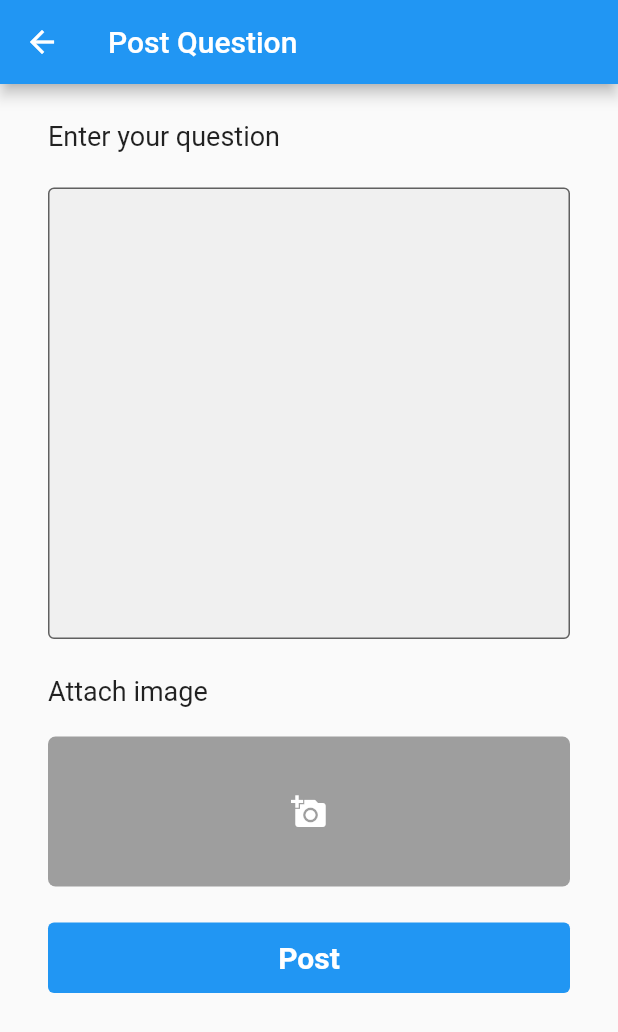
After one commit to pasinduj97/git-explorer, a Flutter app: the AddQuestionScreen screen opened directly, on a phone screen of 412 x 824 dp. The commit adds this screen. Shown: the top 1032 px of the screen. Run offline on Flutter 3.47's test engine with Material 2 defaults, Android fonts, the phone set to English and light mode, and no system bars; our stand-ins replace cloud_firestore, firebase_auth, firebase_core, flutter_svg, image_picker, modal_progress_hud; missing offline and left inert: username_gen; accounts and stored records are empty; project files that could hold a hidden picture were left out.

Commit message:
forum init

```diff
--- /dev/null
+++ b/lib/components/forumComponents/text_field_input.dart
@@ -0,0 +1,32 @@
+import 'package:flutter/material.dart';
+
+class TextFieldInput extends StatelessWidget {
+  final TextEditingController textEditingController;
+  final bool isPass;
+  final TextInputType textInputType;
+  final int maxLines;
+  const TextFieldInput({
+    Key? key,
+    required this.textEditingController,
+    this.isPass = false,
+    required this.textInputType,
+    required this.maxLines
+  }) : super(key: key);
+
+  @override
+  Widget build(BuildContext context) {
+
+
+    return TextField(
+      controller: textEditingController,
+      maxLines: maxLines,
+      decoration: const InputDecoration(
+        filled: true,
+        contentPadding: EdgeInsets.all(8),
+        border: OutlineInputBorder(),
+      ),
+      keyboardType: textInputType,
+      obscureText: isPass,
+    );
+  }
+}
--- a/lib/main.dart
+++ b/lib/main.dart
@@ -1,6 +1,7 @@
 import 'package:firebase_core/firebase_core.dart';
 import 'package:flutter/material.dart';
 import 'package:git_explorer/screens/auth/login.dart';
+import 'package:git_explorer/screens/forums/forum.dart';
 
 void main() async {
   WidgetsFlutterBinding.ensureInitialized();
@@ -15,6 +16,7 @@ class MyApp extends StatelessWidget {
   @override
   Widget build(BuildContext context) {
     return MaterialApp(
+      debugShowCheckedModeBanner: false,
       title: 'Flutter Demo',
       theme: ThemeData(
         // This is the theme of your application.
--- /dev/null
+++ b/lib/screens/forums/add_question.dart
@@ -0,0 +1,224 @@
+import 'dart:typed_data';
+import 'package:flutter/material.dart';
+import 'package:image_picker/image_picker.dart';
+import '../../components/forumComponents/text_field_input.dart';
+
+class AddQuestionScreen extends StatefulWidget {
+  const AddQuestionScreen({Key? key}) : super(key: key);
+
+  @override
+  _AddQuestionScreen createState() => _AddQuestionScreen();
+}
+
+class _AddQuestionScreen extends State<AddQuestionScreen> {
+  final TextEditingController _usernameController = TextEditingController();
+  final TextEditingController _emailController = TextEditingController();
+  final TextEditingController _passwordController = TextEditingController();
+  final TextEditingController _bioController = TextEditingController();
+  bool _isLoading = false;
+  Uint8List? _image;
+
+  @override
+  void dispose() {
+    super.dispose();
+    _emailController.dispose();
+    _passwordController.dispose();
+    _usernameController.dispose();
+  }
+
+  // void signUpUser() async {
+  //   // set loading to true
+  //   setState(() {
+  //     _isLoading = true;
+  //   });
+  //
+  //   // signup user using our authmethodds
+  //   String res = await AuthMethods().signUpUser(
+  //       email: _emailController.text,
+  //       password: _passwordController.text,
+  //       username: _usernameController.text,
+  //       bio: _bioController.text,
+  //       file: _image!);
+  //   // if string returned is sucess, user has been created
+  //   if (res == "success") {
+  //     setState(() {
+  //       _isLoading = false;
+  //     });
+  //     // navigate to the home screen
+  //     Navigator.of(context).pushReplacement(
+  //       MaterialPageRoute(
+  //         builder: (context) => const ResponsiveLayout(
+  //           mobileScreenLayout: MobileScreenLayout(),
+  //           webScreenLayout: WebScreenLayout(),
+  //         ),
+  //       ),
+  //     );
+  //   } else {
+  //     setState(() {
+  //       _isLoading = false;
+  //     });
+  //     // show the error
+  //     showSnackBar(context, res);
+  //   }
+  // }
+
+  pickImage(ImageSource source) async {
+    final ImagePicker _imagePicker = ImagePicker();
+    XFile? _file = await _imagePicker.pickImage(source: source);
+    if (_file != null) {
+      return await _file.readAsBytes();
+    }
+    print('No Image Selected');
+  }
+
+  selectImage() async {
+    Uint8List im = await pickImage(ImageSource.gallery);
+    // set state because we need to display the image we selected on the circle avatar
+    setState(() {
+      _image = im;
+    });
+  }
+
+  @override
+  Widget build(BuildContext context) {
+    return Scaffold(
+      appBar: AppBar(
+        title: Text('Post Question'),
+      ),
+      resizeToAvoidBottomInset: false,
+      body: SafeArea(
+        child: Container(
+          padding: const EdgeInsets.symmetric(horizontal: 32),
+          width: double.infinity,
+          child: Column(
+            crossAxisAlignment: CrossAxisAlignment.center,
+            children: [
+              const SizedBox(
+                height: 24,
+              ),
+              const Align(
+                child: Text(
+                  "Enter your question",
+                  style: TextStyle(fontSize: 18),
+                ),
+                alignment: Alignment.centerLeft,
+              ),
+              const SizedBox(
+                height: 24,
+              ),
+              TextFieldInput(
+                textInputType: TextInputType.text,
+                textEditingController: _usernameController,
+                maxLines: 15,
+              ),
+              const SizedBox(
+                height: 24,
+              ),
+              Stack(
+                children: [
+                  _image != null
+                      ? InkWell(
+                          onTap: () => showDialog<String>(
+                            context: context,
+                            builder: (BuildContext context) => AlertDialog(
+                              title: const Text('Remove Attachment'),
+                              content: const Text(
+                                  'Are you sure you want to remove the attachment'),
+                              actions: <Widget>[
+                                TextButton(
+                                  onPressed: () => Navigator.pop(context, 'No'),
+                                  child: const Text('No'),
+                                ),
+                                TextButton(
+                                  onPressed: () {
+                                    Navigator.pop(context, 'Yes');
+                                    setState(() {
+                                      _image = null;
+                                    });
+                                  },
+                                  child: const Text('Yes'),
+                                ),
+                              ],
+                            ),
+                          ),
+                          child: SizedBox(
+                            height: 200.0,
+                            width: 200.0,
+                            child: AspectRatio(
+                              aspectRatio: 487 / 451,
+                              child: Container(
+                                decoration: BoxDecoration(
+                                    image: DecorationImage(
+                                  fit: BoxFit.fill,
+                                  alignment: FractionalOffset.topCenter,
+                                  image: MemoryImage(_image!),
+                                )),
+                              ),
+                            ),
+                          ),
+                        )
+                      : Column(
+                        children: [
+                          const Align(
+                            child: Text(
+                              "Attach image",
+                              style: TextStyle(fontSize: 18),
+                            ),
+                            alignment: Alignment.centerLeft,
+                          ),
+                          const SizedBox(height: 20,),
+                          InkWell(
+                              onTap: selectImage,
+                              child: Align(
+                                alignment: Alignment.centerLeft,
+                                child: Container(
+                                  width: double.infinity,
+                                  height: 100,
+                                  child: const Icon(
+                                    Icons.add_a_photo,
+                                    color: Colors.white,
+                                  ),
+                                  decoration: const ShapeDecoration(
+                                      color: Colors.grey,
+                                      shape: RoundedRectangleBorder(
+                                          borderRadius: BorderRadius.all(
+                                              Radius.circular(5.0)))),
+                                ),
+                              ),
+                            ),
+                        ],
+                      )
+                ],
+              ),
+              const SizedBox(
+                height: 24,
+              ),
+              InkWell(
+                child: Container(
+                  child: !_isLoading
+                      ? const Text(
+                          'Post',
+                          style: TextStyle(
+                              color: Colors.white,
+                              fontWeight: FontWeight.bold,
+                              fontSize: 20),
+                        )
+                      : const CircularProgressIndicator(color: Colors.white),
+                  width: double.infinity,
+                  alignment: Alignment.center,
+                  padding: const EdgeInsets.symmetric(vertical: 12),
+                  decoration: const ShapeDecoration(
+                      shape: RoundedRectangleBorder(
+                        borderRadius: BorderRadius.all(Radius.circular(4)),
+                      ),
+                      color: Colors.blue),
+                ),
+                onTap: () {},
+              ),
+            ],
+          ),
+        ),
+      ),
+    );
+  }
+}
--- a/pubspec.yaml
+++ b/pubspec.yaml
@@ -41,6 +41,7 @@ dependencies:
   modal_progress_hud: ^0.1.3
   confetti: ^0.6.0
   username_gen: ^1.0.4
+  image_picker: ^0.8.4+10
 
 dev_dependencies:
   flutter_test:
```
Also changed, not shown: lib/components/forumComponents/questionCard.dart (added, +188 -0 lines), lib/screens/forums/forum.dart (added, +53 -0 lines), lib/screens/home.dart (+17 -15 lines), pubspec.lock.
